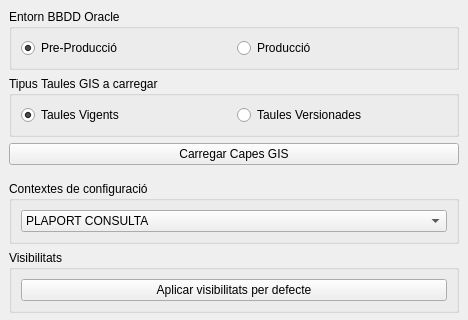
Qt form plugins_python/gestor_layers_oracle/qgis_gestor_layers_oracle_dockwidget_base.ui (ernestone/qgis_custom_access) before a commit; both pictures show x 0 to 468 and y 0 to 320 of the 468 by 617 pixel window.
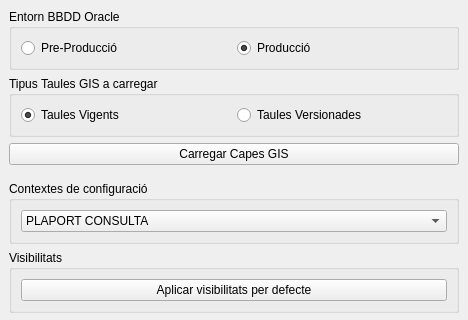
The same form after that commit.

Commit message: - Entorn produccio per defecte a la pantalla del plugin gestor_layers

Patch:
```diff
--- a/plugins_python/gestor_layers_oracle/qgis_gestor_layers_oracle_dockwidget_base.ui
+++ b/plugins_python/gestor_layers_oracle/qgis_gestor_layers_oracle_dockwidget_base.ui
@@ -53,7 +53,7 @@
           <string>Pre-Producció</string>
          </property>
          <property name="checked">
-          <bool>true</bool>
+          <bool>false</bool>
          </property>
          <attribute name="buttonGroup">
           <string notr="true">buttonGroup</string>
@@ -65,6 +65,9 @@
          <property name="text">
           <string>Producció</string>
          </property>
+         <property name="checked">
+          <bool>true</bool>
+         </property>
          <attribute name="buttonGroup">
           <string notr="true">buttonGroup</string>
          </attribute>
```
The commit also changes 1 other file.
